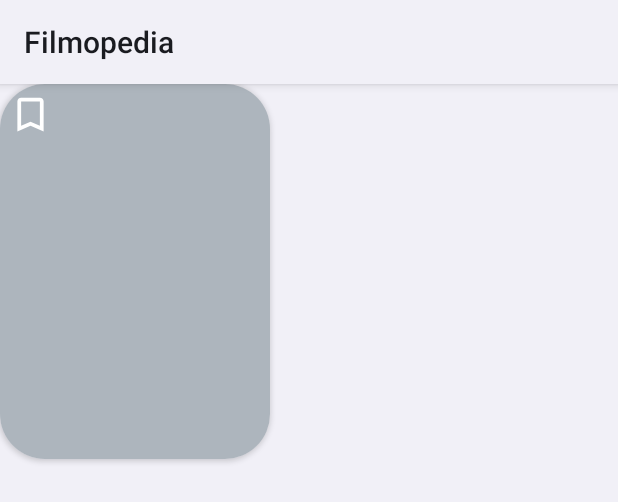
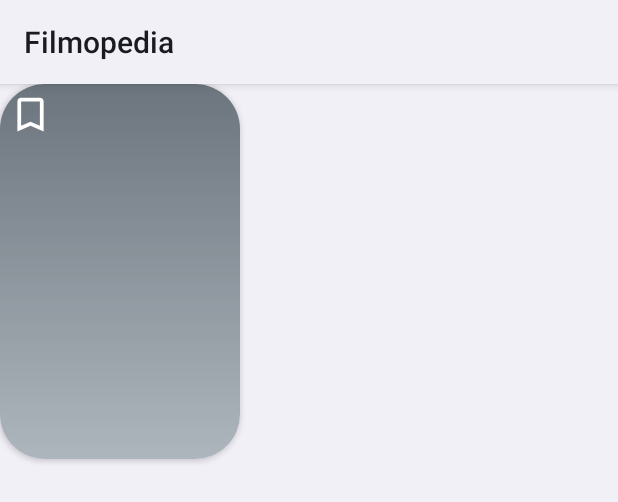
Before and after one commit to TERRA2k5/Filmopedia, an Android app: the layout recycler_viewholder.xml on its own in the app's theme, with its tools: preview values and no code run, on a phone screen of 412 x 824 dp. Shown: the top 502 px of the screen. Run offline under Robolectric (Android 15) with nearby library versions, the phone set to English and light mode, and no system bars.

Commit message:
Home done

```diff
--- a/app/build.gradle.kts
+++ b/app/build.gradle.kts
@@ -3,6 +3,9 @@
     id("org.jetbrains.kotlin.android")
 
     id("com.google.gms.google-services")
+    id("kotlin-kapt")
+    id("kotlin-android")
+
 
     id("androidx.navigation.safeargs.kotlin")
 }
@@ -94,8 +97,8 @@
 
     implementation("com.squareup.picasso:picasso:2.8")
 
-    implementation("com.github.bumptech.glide:glide:4.16.0")
-    annotationProcessor("com.github.bumptech.glide:compiler:4.11.0")
+    implementation("com.github.bumptech.glide:glide:4.12.0")
+    kapt("com.github.bumptech.glide:compiler:4.12.0")
 
     implementation("com.google.firebase:firebase-storage")
 }
--- a/app/src/main/java/com/example/filmopedia/model/MyAdapter.kt
+++ b/app/src/main/java/com/example/filmopedia/model/MyAdapter.kt
@@ -15,9 +15,6 @@
 
 class MyAdapter(var context: Context, var movieList: List<MoviesData>) :
     RecyclerView.Adapter<MyAdapter.MyViewHolder>() {
-
-//    lateinit var binding: RecyclerViewholderBinding
-
 
     inner class MyViewHolder(itemView: View): RecyclerView.ViewHolder(itemView){
 
@@ -49,38 +46,8 @@
 
         val item = movieList.get(position)
         holder.tvTitle.text = item.titleText.text.toString()
-//        Glide.with(context).load(item.primaryImage.url).into(holder.imPoster)
+        Glide.with(context).load(item.primaryImage.url).into(holder.imPoster)
 
     }
 
-//    inner class MyViewHolder( val binding: RecyclerViewholderBinding) :
-//        RecyclerView.ViewHolder(binding.root)
-//
-//    override fun onBindViewHolder(holder: MyViewHolder, position: Int) {
-//
-////        val movieData: MoviesData = movieList[position]
-////        holder.bind(movieData)
-//
-//        holder.binding.setVariable(BR.moviedata , getItemId(position))
-//
-//    }
-//
-//    override fun onCreateViewHolder(parent: ViewGroup, viewType: Int): MyViewHolder {
-//
-//        binding = RecyclerViewholderBinding.inflate(
-//            LayoutInflater.from(parent.context),
-//            parent,
-//            false
-//        )
-////        val v: View = LayoutInflater.from(context).inflate(R.layout.recycler_viewholder , parent,false)
-//
-//        return MyViewHolder(binding)
-//    }
-//
-//
-//
-//    override fun getItemCount(): Int {
-//        return movieList.count()
-//    }
-
 }
--- /dev/null
+++ b/app/src/main/res/drawable/viewholder_background.xml
@@ -0,0 +1,9 @@
+<?xml version="1.0" encoding="utf-8"?>
+<shape xmlns:android="http://schemas.android.com/apk/res/android">
+
+    <gradient android:type="linear"
+        android:startColor="@color/grey_1"
+        android:endColor="@color/offWhite"
+        android:angle="-90"/>
+
+</shape>
--- a/app/src/main/res/layout/recycler_viewholder.xml
+++ b/app/src/main/res/layout/recycler_viewholder.xml
@@ -17,14 +17,14 @@
 
     <androidx.cardview.widget.CardView
         android:id="@+id/card"
-        android:layout_width="180dp"
+        android:layout_width="160dp"
         android:layout_height="250dp"
         app:cardCornerRadius="30dp">
 
         <androidx.constraintlayout.widget.ConstraintLayout
             android:layout_width="match_parent"
             android:layout_height="match_parent"
-            android:background="@color/offWhite">
+            android:background="@drawable/viewholder_background">
 
 
             <ImageView
@@ -41,18 +41,19 @@
             <ImageView
                 android:id="@+id/imPoster"
                 android:layout_width="150dp"
-                android:layout_height="190dp"
-                android:layout_margin="20dp"
+                android:layout_height="170dp"
+
+                android:layout_marginTop="35dp"
                 app:layout_constraintEnd_toEndOf="parent"
                 app:layout_constraintStart_toStartOf="parent"
                 app:layout_constraintTop_toTopOf="parent" />
 
             <TextView
                 android:id="@+id/tvTitle"
-                android:layout_width="wrap_content"
+                android:layout_width="155dp"
                 android:layout_height="wrap_content"
-                android:layout_marginTop="5dp"
                 android:gravity="center"
+                android:textStyle="bold"
                 android:text="   "
                 android:textColor="@color/black"
                 app:layout_constraintEnd_toEndOf="parent"
```
